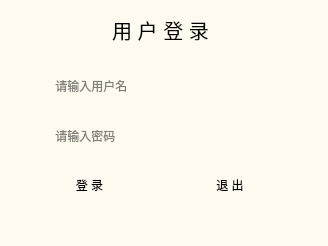
This is login.ui in AXIhello/dbms as Qt 5 draws it before an edit. The edited form follows.
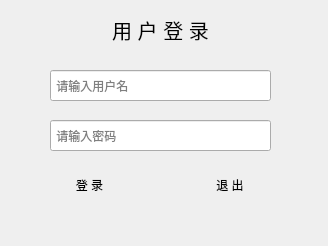
This is the edited form.

The edit to the form file:
```diff
--- a/login.ui
+++ b/login.ui
@@ -14,11 +14,7 @@
    <string>登录</string>
   </property>
   <property name="styleSheet">
-   <string notr="true">
-	   background-color: #FFFAF0;
-	   border-radius: 15px;
-	   background-color: rgba(255, 255, 255, 128)
-	   border: none;  /* 可选，移除边框 */</string>
+   <string notr="true"/>
   </property>
   <widget class="QLabel" name="titleLabel">
    <property name="geometry">
```
